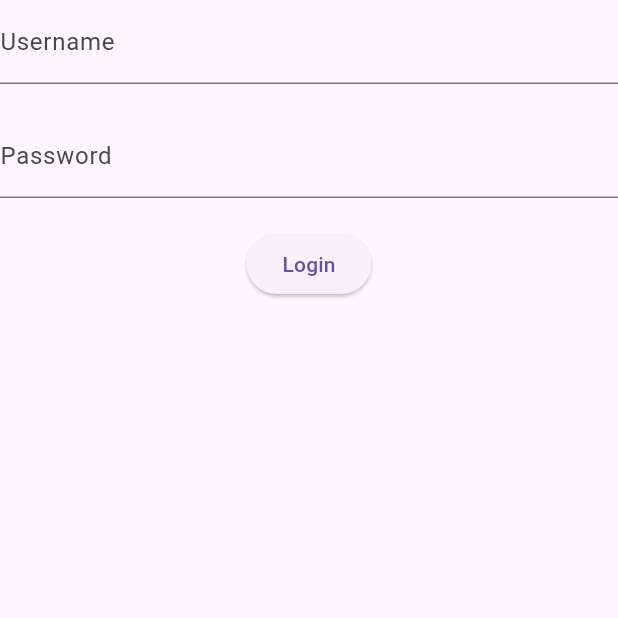
After one commit to mosabfarayeh/repo1, a Flutter app: the LoginScreen screen opened directly, on a phone screen of 412 x 824 dp, the top half of it. The commit adds this screen. Run offline on Flutter 3.47's test engine with Material 3 defaults, Android fonts, the phone set to English and light mode, and no system bars.

Commit message:
1/2/2025

```diff
--- a/speedtest/lib/main.dart
+++ b/speedtest/lib/main.dart
@@ -1,5 +1,7 @@
 import 'package:flutter/material.dart';
 import 'package:speedtest/screens/onboarding_screen.dart';
+import 'package:speedtest/screens/login_screen.dart';
+import 'package:speedtest/screens/home_screen.dart';
 
 void main() {
   runApp(const MyApp());
--- /dev/null
+++ b/speedtest/lib/screens/login_screen.dart
@@ -0,0 +1,36 @@
+import 'package:flutter/material.dart';
+
+class LoginScreen extends StatelessWidget {
+  const LoginScreen({super.key});
+
+  @override
+  Widget build(BuildContext context) {
+    return Scaffold(
+      body: Center(
+          child: Column(
+        //usaername and password fields
+        children: [
+          TextField(
+            decoration: InputDecoration(
+              labelText: 'Username',
+            ),
+          ),
+          SizedBox(height: 20),
+          TextField(
+            decoration: InputDecoration(
+              labelText: 'Password',
+            ),
+          ),
+          SizedBox(height: 20),
+          // login button
+          ElevatedButton(
+            onPressed: () {
+              Navigator.pushNamed(context, '/home');
+            },
+            child: Text('Login'),
+          ),
+        ],
+      )),
+    );
+  }
+}
--- a/speedtest/lib/screens/onboarding_screen.dart
+++ b/speedtest/lib/screens/onboarding_screen.dart
@@ -42,6 +42,10 @@ class _OnboardingScreenState extends State<OnboardingScreen> {
     return Scaffold(
       body: Column(
         children: [
+          const SizedBox(height: 50),
+          Image(
+            image: AssetImage('images/sp.png'),
+          ),
           Expanded(
             child: PageView.builder(
               controller: _pageController,
--- a/speedtest/pubspec.yaml
+++ b/speedtest/pubspec.yaml
@@ -58,9 +58,8 @@ flutter:
   uses-material-design: true
 
   # To add assets to your application, add an assets section, like this:
-  # assets:
-  #   - images/a_dot_burr.jpeg
-  #   - images/a_dot_ham.jpeg
+  assets:
+    - images/sp.png
 
   # An image asset can refer to one or more resolution-specific "variants", see
   # https://flutter.dev/to/resolution-aware-images
```
Also changed, not shown: speedtest/lib/screens/home_screen.dart (added, +10 -0 lines), speedtest/images/sp.png (added), speedtest/images/speed.png (added).
